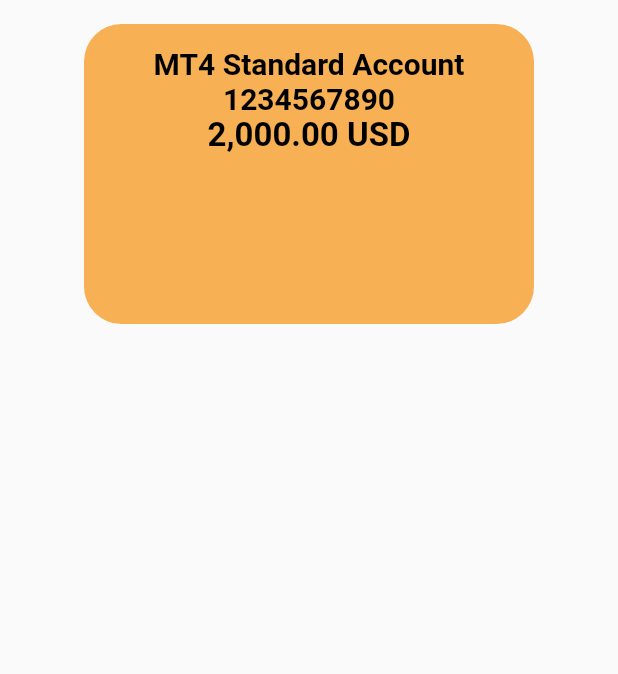
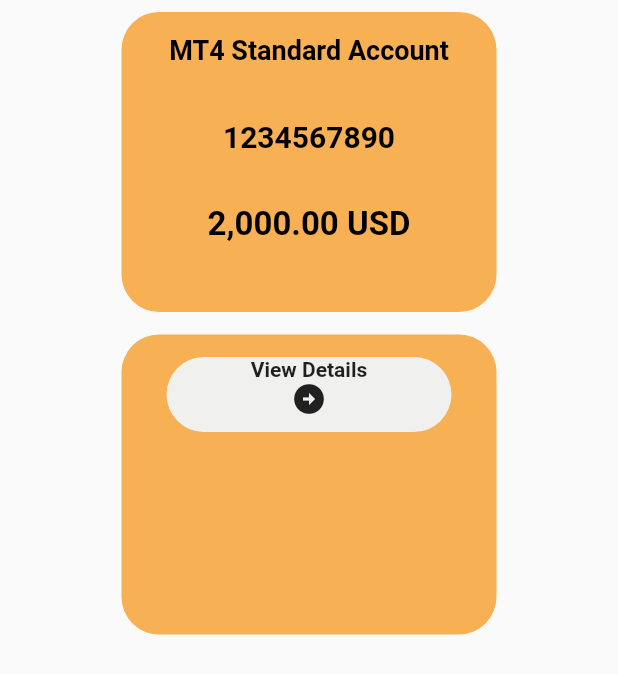
Before and after one commit to poramatw/flutter_practice, a Flutter app: the screen it shows after launch, on a phone screen of 412 x 824 dp. Shown: the top 674 px of the screen. Run offline on Flutter 3.47's test engine with Material 2 defaults, Android fonts, the phone set to English and light mode, and no system bars.

Commit message:
add column container in container column

```diff
--- a/lib/main.dart
+++ b/lib/main.dart
@@ -30,51 +30,89 @@ class Fluttful extends StatefulWidget {
 class _FluttfulState extends State<Fluttful> {
   @override
   Widget build(BuildContext context) {
-    return Scaffold(
+    return SafeArea(
+      child: Scaffold(
           body: Padding(
         padding: const EdgeInsets.all(8.0),
         child: Center(
           child: Column(
             children: [
-            Padding(
-              padding: const EdgeInsets.all(8.0),
-              child: Container(
+              Container(
                 padding: const EdgeInsets.all(15.0),
                 decoration: BoxDecoration(
                     color: Color.fromARGB(255, 247, 176, 83),
                     borderRadius: BorderRadius.circular(25)),
                 height: 200,
-                width: 300,
+                width: 250,
                 child: Column(
+                  crossAxisAlignment: CrossAxisAlignment.center,
                   children: const [
-                    Text(
+                    Expanded(
+                      child: Text(
                         "MT4 Standard Account",
                         style: TextStyle(
-                          fontSize: 20,
+                            fontSize: 18,
                             fontWeight: FontWeight.bold,
                             color: Colors.black),
                       ),
-                    Text(
+                    ),
+                    Expanded(
+                      child: Text(
                         "1234567890",
                         style: TextStyle(
                             fontSize: 20,
                             fontWeight: FontWeight.bold,
                             color: Colors.black),
                       ),
-                    Text(
+                    ),
+                    Expanded(
+                      child: Text(
                         "2,000.00 USD",
                         style: TextStyle(
                             fontSize: 22,
                             fontWeight: FontWeight.bold,
                             color: Colors.black),
                       ),
-                  ],
-                ),
-              ),
                     ),
                   ],
                 ),
               ),
-    ));
+              SizedBox(
+                height: 15,
+              ),
+              Container(
+                padding: const EdgeInsets.all(15.0),
+                decoration: BoxDecoration(
+                    color: Color.fromARGB(255, 247, 176, 83),
+                    borderRadius: BorderRadius.circular(25)),
+                height: 200,
+                width: 250,
+                child: Column(
+                  children: [
+                    Container(
+                      decoration: BoxDecoration(
+                          borderRadius: BorderRadius.circular(50),
+                          color: Color.fromARGB(255, 240, 240, 239)),
+                      height: 50,
+                      width: 190,
+                      child: Column(
+                        // ignore: prefer_const_literals_to_create_immutables
+                        children: [
+                          Text(
+                            "View Details",
+                            style: TextStyle(fontWeight: FontWeight.bold),
+                          ),
+                          Icon(Icons.arrow_circle_right)
+                        ],
+                      ),
+                    )
+                  ],
+                ),
+              )
+            ],
+          ),
+        ),
+      )),
+    );
   }
 }
```
Lines whose indentation alone changed are shown as unchanged.
